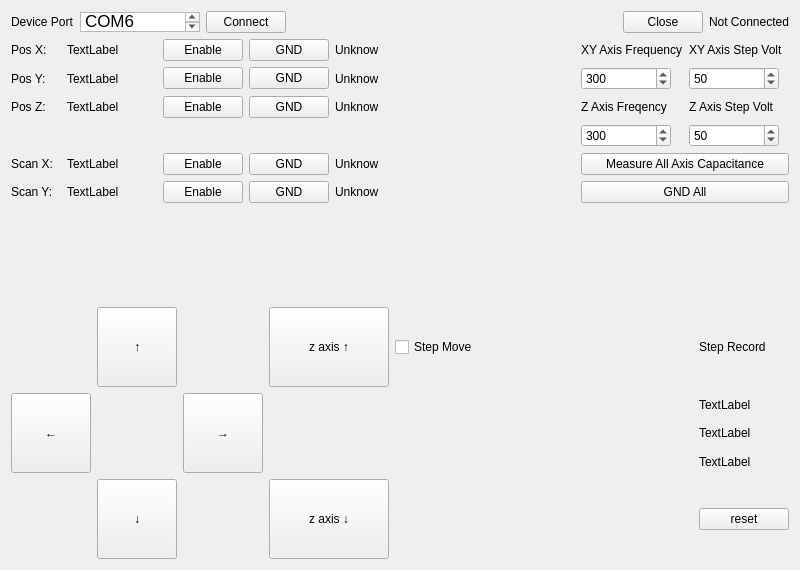
Qt form ANC300/anc300.ui (lictailer/zmeter) before a commit.
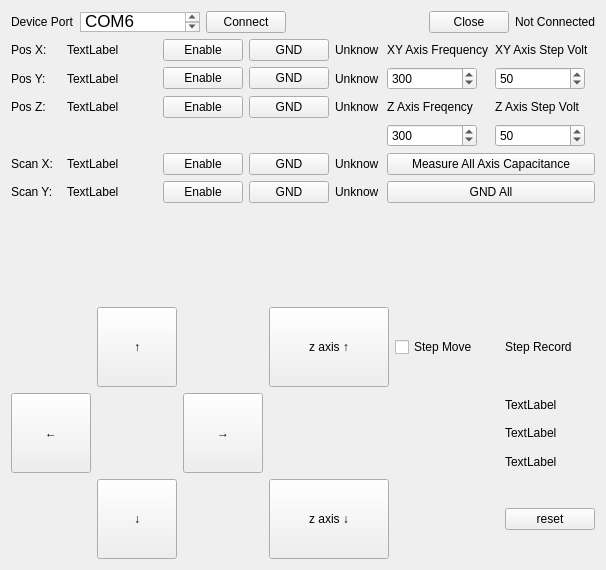
The same form after that commit.

Patch:
```diff
--- a/ANC300/anc300.ui
+++ b/ANC300/anc300.ui
@@ -6,7 +6,7 @@
    <rect>
     <x>0</x>
     <y>0</y>
-    <width>800</width>
+    <width>606</width>
     <height>570</height>
    </rect>
   </property>
```
Left out of the diff: 4 changed lines with no effect on the pictures.
